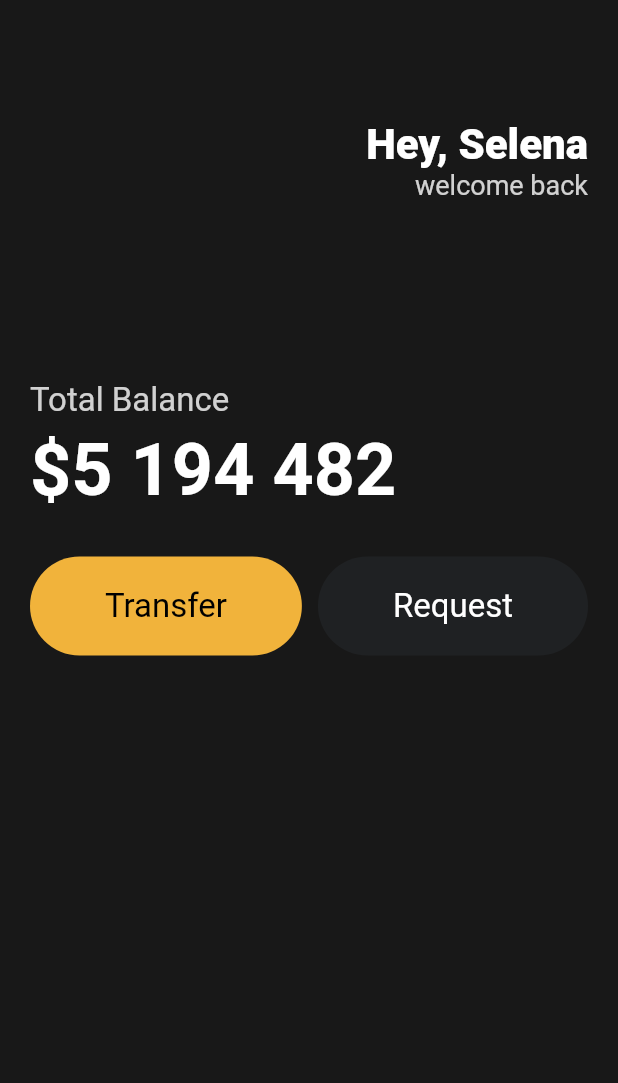
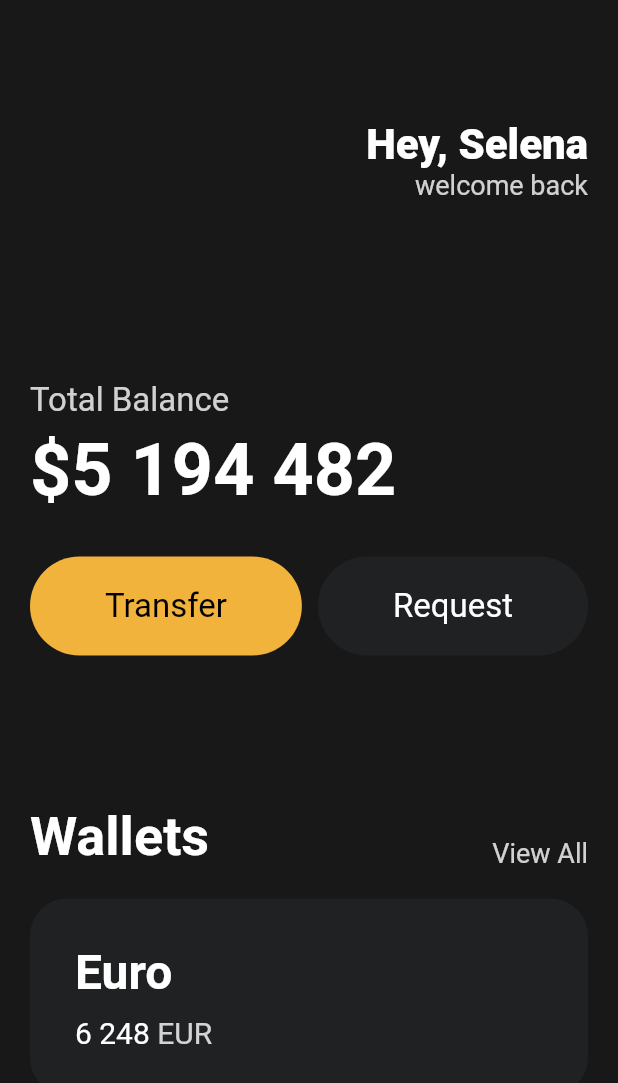
Before and after one commit to ara-zo/toonflix, a Flutter app: the screen it shows after launch, on a phone screen of 412 x 824 dp. Shown: the top 1083 px of the screen. Run offline on Flutter 3.47's test engine with Material 2 defaults, Android fonts, the phone set to English and light mode, and no system bars.

Commit message:
:lipstick: Cards

```diff
--- a/lib/main.dart
+++ b/lib/main.dart
@@ -83,7 +83,83 @@ class App extends StatelessWidget {
                     textColor: Colors.white,
                   ),
                 ],
-              )
+              ),
+              const SizedBox(
+                height: 100,
+              ),
+              Row(
+                mainAxisAlignment: MainAxisAlignment.spaceBetween,
+                crossAxisAlignment: CrossAxisAlignment.end,
+                children: [
+                  const Text(
+                    'Wallets',
+                    style: TextStyle(
+                      fontSize: 36,
+                      color: Colors.white,
+                      fontWeight: FontWeight.w600,
+                    ),
+                  ),
+                  Text(
+                    'View All',
+                    style: TextStyle(
+                      fontSize: 18,
+                      color: Colors.white.withOpacity(0.8),
+                    ),
+                  ),
+                ],
+              ),
+              const SizedBox(
+                height: 20,
+              ),
+              Container(
+                decoration: BoxDecoration(
+                  color: const Color(0xFF1F2123),
+                  borderRadius: BorderRadius.circular(25),
+                ),
+                child: Padding(
+                  padding: const EdgeInsets.all(30),
+                  child: Row(
+                    children: [
+                      Column(
+                        crossAxisAlignment: CrossAxisAlignment.start,
+                        children: [
+                          const Text(
+                            'Euro',
+                            style: TextStyle(
+                                color: Colors.white,
+                                fontSize: 32,
+                                fontWeight: FontWeight.w600),
+                          ),
+                          const SizedBox(
+                            height: 10,
+                          ),
+                          Row(
+                            children: [
+                              const Text(
+                                '6 248',
+                                style: TextStyle(
+                                  color: Colors.white,
+                                  fontSize: 20,
+                                ),
+                              ),
+                              const SizedBox(
+                                width: 5,
+                              ),
+                              Text(
+                                'EUR',
+                                style: TextStyle(
+                                  color: Colors.white.withOpacity(0.8),
+                                  fontSize: 20,
+                                ),
+                              ),
+                            ],
+                          )
+                        ],
+                      ),
+                    ],
+                  ),
+                ),
+              ),
             ],
           ),
         ),
```
